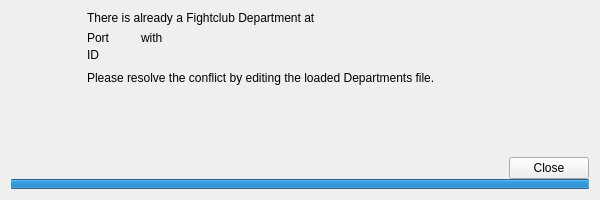
The window that dashboard/bcastduplicatewarning.ui (SFr682k/fightclub) describes before a commit, drawn with Qt 5.
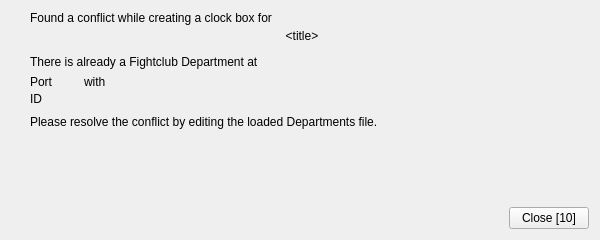
The same window after the commit. Icons and pictures are not drawn.

Patch:
```diff
--- a/dashboard/bcastduplicatewarning.ui
+++ b/dashboard/bcastduplicatewarning.ui
@@ -7,7 +7,7 @@
     <x>0</x>
     <y>0</y>
     <width>600</width>
-    <height>200</height>
+    <height>240</height>
    </rect>
   </property>
   <property name="minimumSize">
@@ -28,104 +28,134 @@
   </property>
   <layout class="QVBoxLayout" name="verticalLayout">
    <property name="spacing">
-    <number>0</number>
+    <number>3</number>
    </property>
    <item>
     <layout class="QGridLayout" name="gridLayout_2">
+     <property name="rightMargin">
+      <number>15</number>
+     </property>
      <property name="horizontalSpacing">
       <number>12</number>
      </property>
      <property name="verticalSpacing">
       <number>0</number>
      </property>
-     <item row="2" column="2">
+     <item row="0" column="0" rowspan="10">
+      <layout class="QVBoxLayout" name="verticalLayout_2">
+       <item>
+        <widget class="QLabel" name="dialogiconlabel">
+         <property name="sizePolicy">
+          <sizepolicy hsizetype="Preferred" vsizetype="Preferred">
+           <horstretch>0</horstretch>
+           <verstretch>0</verstretch>
+          </sizepolicy>
+         </property>
+         <property name="text">
+          <string/>
+         </property>
+        </widget>
+       </item>
+       <item>
+        <spacer name="verticalSpacer_5">
+         <property name="orientation">
+          <enum>Qt::Vertical</enum>
+         </property>
+         <property name="sizeHint" stdset="0">
+          <size>
+           <width>0</width>
+           <height>40</height>
+          </size>
+         </property>
+        </spacer>
+       </item>
+      </layout>
+     </item>
+     <item row="6" column="2">
       <widget class="QLabel" name="portnr">
        <property name="text">
         <string>&lt;port&gt;</string>
        </property>
       </widget>
      </item>
-     <item row="2" column="1">
+     <item row="9" column="1" colspan="3">
+      <widget class="QLabel" name="pleaseresolvelabel">
+       <property name="text">
+        <string>Please resolve the conflict by editing the loaded Departments file.</string>
+       </property>
+       <property name="wordWrap">
+        <bool>true</bool>
+       </property>
+      </widget>
+     </item>
+     <item row="7" column="1">
+      <widget class="QLabel" name="idlabel">
+       <property name="text">
+        <string>ID</string>
+       </property>
+      </widget>
+     </item>
+     <item row="0" column="1" colspan="3">
+      <widget class="QLabel" name="label_2">
+       <property name="text">
+        <string>Found a conflict while creating a clock box for</string>
+       </property>
+      </widget>
+     </item>
+     <item row="6" column="1">
       <widget class="QLabel" name="portlabel">
        <property name="text">
         <string>Port</string>
        </property>
       </widget>
      </item>
-     <item row="2" column="3">
+     <item row="6" column="3">
       <widget class="QLabel" name="connlabel">
        <property name="text">
         <string>with</string>
        </property>
       </widget>
      </item>
-     <item row="3" column="1">
-      <widget class="QLabel" name="idlabel">
-       <property name="text">
-        <string>ID</string>
-       </property>
-      </widget>
-     </item>
-     <item row="3" column="3">
-      <spacer name="horizontalSpacer_2">
-       <property name="orientation">
-        <enum>Qt::Horizontal</enum>
-       </property>
-       <property name="sizeHint" stdset="0">
-        <size>
-         <width>40</width>
-         <height>20</height>
-        </size>
-       </property>
-      </spacer>
-     </item>
-     <item row="0" column="1" colspan="3">
-      <widget class="QLabel" name="label">
-       <property name="text">
-        <string>There is already a Fightclub Department at</string>
-       </property>
-       <property name="wordWrap">
-        <bool>true</bool>
-       </property>
-      </widget>
-     </item>
-     <item row="3" column="2">
+     <item row="7" column="2">
       <widget class="QLabel" name="idnr">
        <property name="text">
         <string>&lt;id&gt;</string>
        </property>
       </widget>
      </item>
+     <item row="3" column="1" colspan="3">
+      <spacer name="verticalSpacer_4">
+       <property name="orientation">
+        <enum>Qt::Vertical</enum>
+       </property>
+       <property name="sizeType">
+        <enum>QSizePolicy::Fixed</enum>
+       </property>
+       <property name="sizeHint" stdset="0">
+        <size>
+         <width>20</width>
+         <height>12</height>
+        </size>
+       </property>
+      </spacer>
+     </item>
+     <item row="8" column="1" colspan="3">
+      <spacer name="verticalSpacer_3">
+       <property name="orientation">
+        <enum>Qt::Vertical</enum>
+       </property>
+       <property name="sizeType">
+        <enum>QSizePolicy::Fixed</enum>
+       </property>
+       <property name="sizeHint" stdset="0">
+        <size>
+         <width>20</width>
+         <height>6</height>
+        </size>
+       </property>
+      </spacer>
+     </item>
      <item row="5" column="1" colspan="3">
-      <widget class="QLabel" name="pleaseresolvelabel">
-       <property name="text">
-        <string>Please resolve the conflict by editing the loaded Departments file.</string>
-       </property>
-       <property name="wordWrap">
-        <bool>true</bool>
-       </property>
-      </widget>
-     </item>
-     <item row="0" column="0" rowspan="6">
-      <widget class="QLabel" name="dialogiconlabel">
-       <property name="minimumSize">
-        <size>
-         <width>64</width>
-         <height>64</height>
-        </size>
-       </property>
-       <property name="maximumSize">
-        <size>
-         <width>64</width>
-         <height>64</height>
-        </size>
-       </property>
-       <property name="text">
-        <string/>
-       </property>
-      </widget>
-     </item>
-     <item row="1" column="1" colspan="3">
       <spacer name="verticalSpacer_2">
        <property name="orientation">
         <enum>Qt::Vertical</enum>
@@ -141,8 +171,44 @@
        </property>
       </spacer>
      </item>
+     <item row="2" column="1" colspan="3">
+      <widget class="QLabel" name="titlestring">
+       <property name="text">
+        <string>&lt;title&gt;</string>
+       </property>
+       <property name="textFormat">
+        <enum>Qt::PlainText</enum>
+       </property>
+       <property name="alignment">
+        <set>Qt::AlignCenter</set>
+       </property>
+      </widget>
+     </item>
      <item row="4" column="1" colspan="3">
-      <spacer name="verticalSpacer_3">
+      <widget class="QLabel" name="label">
+       <property name="text">
+        <string>There is already a Fightclub Department at</string>
+       </property>
+       <property name="wordWrap">
+        <bool>true</bool>
+       </property>
+      </widget>
+     </item>
+     <item row="7" column="3">
+      <spacer name="horizontalSpacer_2">
+       <property name="orientation">
+        <enum>Qt::Horizontal</enum>
+       </property>
+       <property name="sizeHint" stdset="0">
+        <size>
+         <width>40</width>
+         <height>20</height>
+        </size>
+       </property>
+      </spacer>
+     </item>
+     <item row="1" column="1" colspan="3">
+      <spacer name="verticalSpacer_6">
        <property name="orientation">
         <enum>Qt::Vertical</enum>
        </property>
@@ -152,7 +218,7 @@
        <property name="sizeHint" stdset="0">
         <size>
          <width>20</width>
-         <height>6</height>
+         <height>4</height>
         </size>
        </property>
       </spacer>
@@ -190,7 +256,7 @@
      <item>
       <widget class="QPushButton" name="closeButton">
        <property name="text">
-        <string>Close</string>
+        <string>Close [10]</string>
        </property>
        <property name="icon">
         <iconset resource="resources.qrc">
@@ -200,31 +266,6 @@
      </item>
     </layout>
    </item>
-   <item>
-    <widget class="QProgressBar" name="progressBar">
-     <property name="maximumSize">
-      <size>
-       <width>16777215</width>
-       <height>10</height>
-      </size>
-     </property>
-     <property name="maximum">
-      <number>15000</number>
-     </property>
-     <property name="value">
-      <number>15000</number>
-     </property>
-     <property name="textVisible">
-      <bool>false</bool>
-     </property>
-     <property name="invertedAppearance">
-      <bool>true</bool>
-     </property>
-     <property name="format">
-      <string/>
-     </property>
-    </widget>
-   </item>
   </layout>
  </widget>
  <resources>
```
